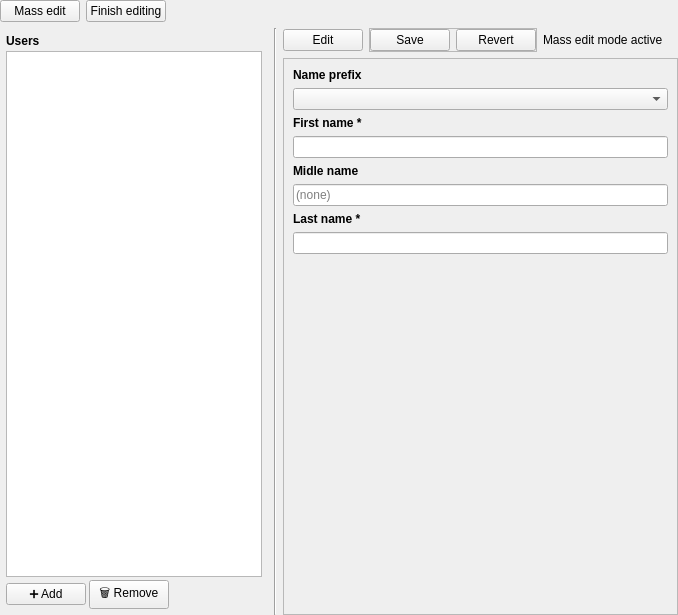
Qt form DRLS_src/client/src/tabs/UsersTab.ui (fmarkyy98/DRLS) before a commit.
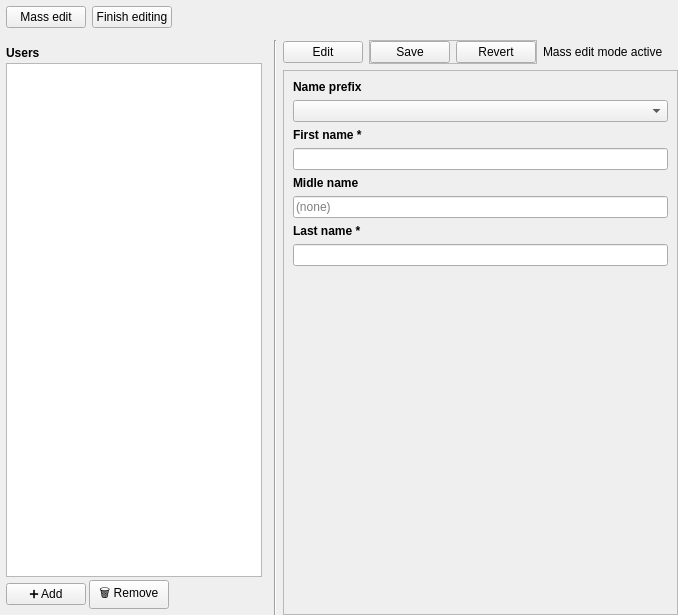
The same form after that commit.

Commit message: fruit and user works

The edit to the form file:
```diff
--- a/DRLS_src/client/src/tabs/UsersTab.ui
+++ b/DRLS_src/client/src/tabs/UsersTab.ui
@@ -174,6 +174,18 @@
    </item>
    <item row="0" column="0" colspan="3">
     <layout class="QHBoxLayout" name="horizontalLayout_2">
+     <property name="leftMargin">
+      <number>6</number>
+     </property>
+     <property name="topMargin">
+      <number>6</number>
+     </property>
+     <property name="rightMargin">
+      <number>6</number>
+     </property>
+     <property name="bottomMargin">
+      <number>6</number>
+     </property>
      <item>
       <widget class="QPushButton" name="massEditButton">
        <property name="text">
```
The commit also changes 12 other files.
